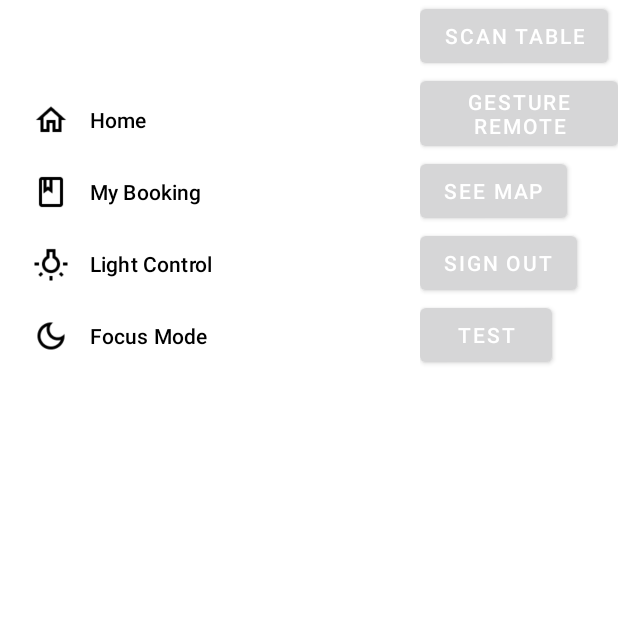
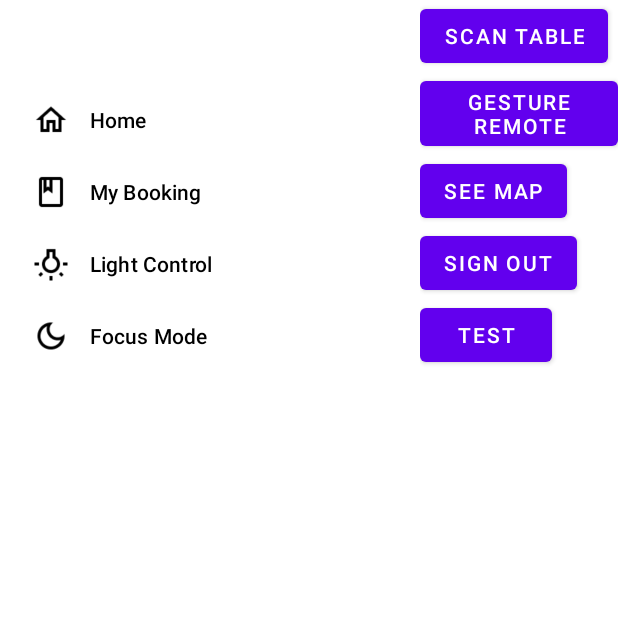
Before and after one commit to rphly/hive, an Android app: the screen it shows after launch once a user with an empty profile is signed in (MainActivity), on a phone screen of 412 x 824 dp, the top half of it. Run offline under Robolectric (Android 15) with nearby library versions, the phone set to English and light mode, and no system bars; our stand-ins replace Firebase (no records; nobody signed in at launch, a user with empty details on screens opened directly).

Commit message:
still got error

```diff
--- a/app/src/main/java/com/example/hive/fragments/Home.java
+++ b/app/src/main/java/com/example/hive/fragments/Home.java
@@ -11,6 +11,7 @@ import android.view.ViewGroup;
 import android.widget.Button;
 import android.widget.EditText;
 import android.widget.LinearLayout;
+
 
 import androidx.annotation.NonNull;
 import androidx.annotation.Nullable;
@@ -77,7 +78,7 @@ public class Home extends Fragment {
                         UserService.getAllUsers(new Response() {
                             @Override
                             public void onSuccess(Object data) {
-                                users = User.fromObjects(data);
+                                users = User.fromObject(data);
                                 adapter.setData(users);
                                 adapter.notifyDataSetChanged();
                             }
--- a/app/src/main/res/values/themes.xml
+++ b/app/src/main/res/values/themes.xml
@@ -3,15 +3,15 @@
     <style name="Theme.Hive" parent="Theme.MaterialComponents.Light.NoActionBar">
         <item name="android:forceDarkAllowed" tools:targetApi="q">false</item>
         <!-- Primary brand color. -->
-        <item name="colorPrimary">@color/button_color</item>
-        <item name="colorPrimaryVariant">@color/background_color</item>
+        <item name="colorPrimary">@color/purple_500</item>
+        <item name="colorPrimaryVariant">@color/purple_700</item>
         <item name="colorOnPrimary">@color/white</item>
         <!-- Secondary brand color. -->
         <item name="colorSecondary">@color/teal_200</item>
         <item name="colorSecondaryVariant">@color/teal_700</item>
         <item name="colorOnSecondary">@color/black</item>
         <!-- Status bar color. -->
-        <item name="android:statusBarColor" tools:targetApi="l">@color/status_bar_color</item>
+        <item name="android:statusBarColor" tools:targetApi="l">?attr/colorPrimaryVariant</item>
         <!-- Customize your theme here. -->
     </style>
 
```
